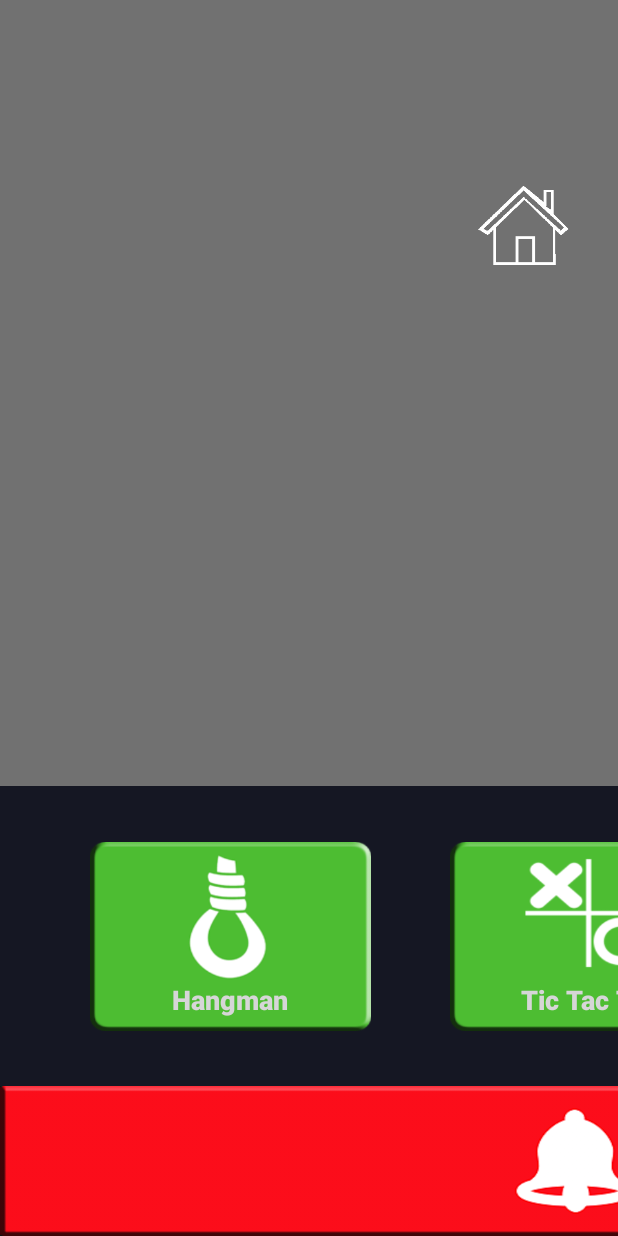
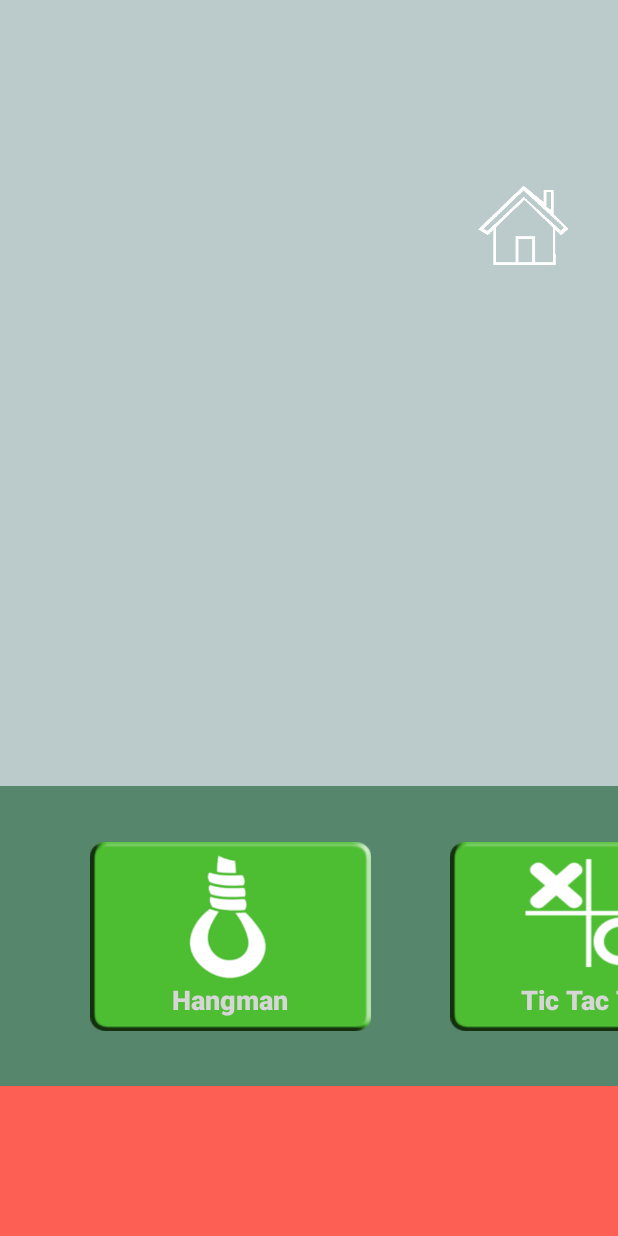
Before and after one commit to EinarLogiOskars/Respirator, an Android app: the EntertainmentScreen screen opened directly, with no data from a screen before it, on a phone screen of 412 x 824 dp. Run offline under Robolectric (Android 15) with nearby library versions, the phone set to English and light mode, and no system bars; libraries missing offline, so code that uses them is left out: com.anup.tictactoe, com.example.bijannegari, org.tbadg.memory.

Commit message:
nye farver

```diff
--- a/app/src/main/java/com/group5/respirator/Communication/Communication_akt.java
+++ b/app/src/main/java/com/group5/respirator/Communication/Communication_akt.java
@@ -1,5 +1,5 @@
 package com.group5.respirator.Communication;
-
+//Author Stuart Benjamin McLean s133018//
 import android.content.Intent;
 import android.graphics.Color;
 import android.graphics.LightingColorFilter;
--- a/app/src/main/java/com/group5/respirator/Communication/Fragments/ActionsFragment.java
+++ b/app/src/main/java/com/group5/respirator/Communication/Fragments/ActionsFragment.java
@@ -1,6 +1,5 @@
 package com.group5.respirator.Communication.Fragments;
-
-
+//Author Stuart Benjamin McLean s133018//
 import android.graphics.Color;
 import android.graphics.LightingColorFilter;
 import android.os.Bundle;
--- a/app/src/main/java/com/group5/respirator/Communication/Fragments/DisplayPainFragment.java
+++ b/app/src/main/java/com/group5/respirator/Communication/Fragments/DisplayPainFragment.java
@@ -1,5 +1,5 @@
 package com.group5.respirator.Communication.Fragments;
-
+//Author Stuart Benjamin McLean s133018//
 import android.content.Context;
 import android.graphics.Bitmap;
 import android.graphics.BitmapFactory;
--- a/app/src/main/java/com/group5/respirator/Communication/Fragments/FeelingtStatusFragment.java
+++ b/app/src/main/java/com/group5/respirator/Communication/Fragments/FeelingtStatusFragment.java
@@ -1,5 +1,5 @@
 package com.group5.respirator.Communication.Fragments;
-
+//Author Stuart Benjamin McLean s133018//
 import android.content.Intent;
 import android.graphics.Color;
 import android.graphics.LightingColorFilter;
--- a/app/src/main/java/com/group5/respirator/Communication/Fragments/MessageFragment.java
+++ b/app/src/main/java/com/group5/respirator/Communication/Fragments/MessageFragment.java
@@ -1,6 +1,5 @@
 package com.group5.respirator.Communication.Fragments;
-
-
+//Author Stuart Benjamin McLean s133018//
 import android.content.SharedPreferences;
 import android.os.Bundle;
 import android.support.v4.app.Fragment;
--- a/app/src/main/java/com/group5/respirator/Communication/Fragments/QuestionFragment.java
+++ b/app/src/main/java/com/group5/respirator/Communication/Fragments/QuestionFragment.java
@@ -1,5 +1,5 @@
 package com.group5.respirator.Communication.Fragments;
-
+//Author Stuart Benjamin McLean s133018//
 import android.graphics.Color;
 import android.graphics.LightingColorFilter;
 import android.os.Bundle;
--- a/app/src/main/res/layout/activity_communication.xml
+++ b/app/src/main/res/layout/activity_communication.xml
@@ -37,7 +37,7 @@
 
     </android.support.constraint.ConstraintLayout>
 
-<android.support.constraint.ConstraintLayout
+    <android.support.constraint.ConstraintLayout
         android:id="@+id/constraintLayout2"
         android:layout_width="1281dp"
         android:layout_height="200dp"
--- a/app/src/main/res/layout/activity_entertainment_screen.xml
+++ b/app/src/main/res/layout/activity_entertainment_screen.xml
@@ -133,9 +133,8 @@
         android:id="@+id/callButton"
         android:layout_width="1280dp"
         android:layout_height="100dp"
-        android:background="@drawable/kald"
-        app:layout_constraintBottom_toBottomOf="parent"
-        />
+        android:background="@color/tset"
+        app:layout_constraintBottom_toBottomOf="parent" />
 
 
 </android.support.constraint.ConstraintLayout>
--- a/app/src/main/res/values/colors.xml
+++ b/app/src/main/res/values/colors.xml
@@ -3,11 +3,12 @@
     <color name="colorPrimary">#3F51B5</color>
     <color name="colorPrimaryDark">#303F9F</color>
     <color name="colorAccent">#FF4081</color>
-    <color name="Grå">#151723</color>
+    <color name="Grå">#56876d</color>
     <color name="Gray">#2b2f3a</color>
     <color name="Grey">#2b2f3a</color>
     <color name="bggrey">#3a3a3a</color>
-    <color name="BackgroundGrey">#717171</color>
+    <color name="BackgroundGrey">#bbcbcb</color>
     <color name="ButtonBlue">#6a9cfd</color>
     <color name="DisplayGrey">#e9eaed</color>
+    <color name="tset">#fe5f55</color>
 </resources>
```
Also changed, not shown: app/src/main/res/drawable/kald.png, app/src/main/res/drawable/s.png (renamed from app/src/main/res/drawable/Setting1.png), app/src/main/res/drawable/setting2.png (renamed from app/src/main/res/drawable/Setting2.png).
